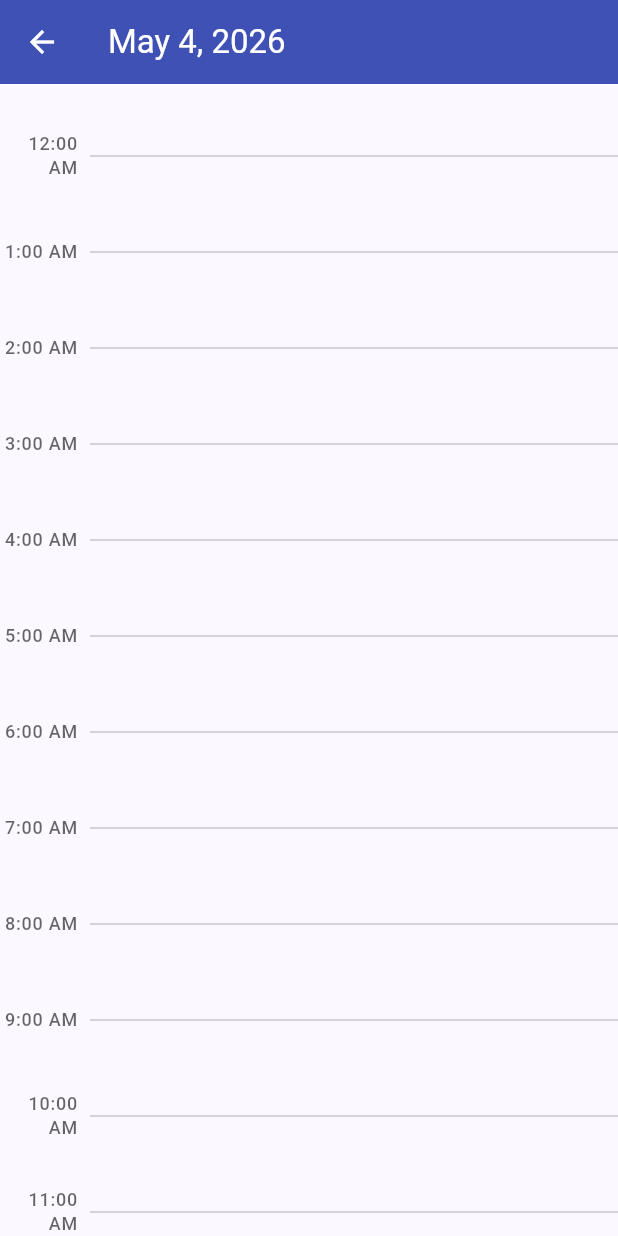
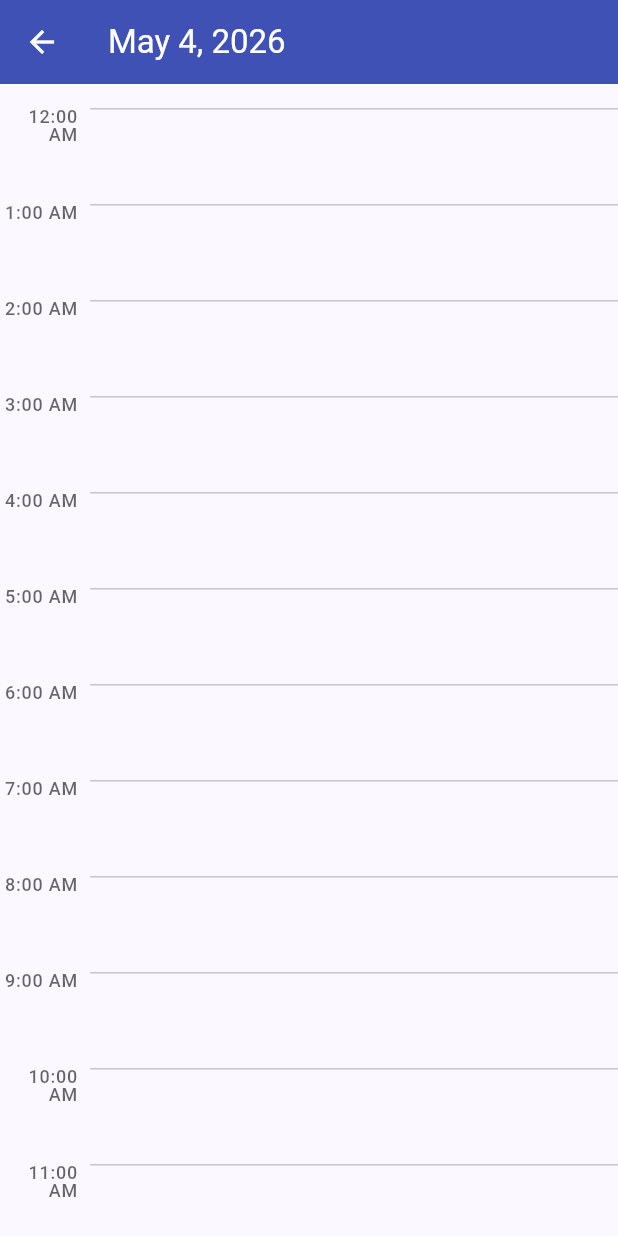
Before and after one commit to stassop/crowdpass, a Flutter app: the CalendarDay screen opened directly with empty values, on a phone screen of 412 x 824 dp. Run offline on Flutter 3.47's test engine with Material 3 defaults, Android fonts, the phone set to English and light mode, and no system bars; our stand-ins replace cloud_firestore, firebase_auth, firebase_core, firebase_storage, flutter_map, flutter_markdown and 6 more; accounts and stored records are empty; Roboto replaces fonts that are missing (GoogleSans); project files that could hold a hidden picture were left out.

Commit message:
temporary commit

```diff
--- a/lib/widgets/calendar.dart
+++ b/lib/widgets/calendar.dart
@@ -209,17 +209,28 @@
         title: Text(DateFormat.yMMMMd(locale).format(date)),
       ),
       body: SafeArea(
-        child: SingleChildScrollView(
+        child: LayoutBuilder(
+          builder: (context, constraints) {
+            // Determine width per event if there are multiple events in the day
+            final availableWidth = constraints.maxWidth - leftGutterWidth - 16;
+            final eventWidth = sortedEvents.isNotEmpty
+                ? (availableWidth / sortedEvents.length) - 2
+                : availableWidth;
+
+            return SingleChildScrollView(
               padding: const EdgeInsets.symmetric(vertical: 16),
               child: SizedBox(
                 height: 24 * hourHeight,
                 child: Stack(
                   children: [
                     _buildTimeGrid(context, theme),
-                ...sortedEvents.map((event) => _buildEventTile(context, theme, event)),
+                    ...sortedEvents.asMap().entries.map((entry) => _buildEventTile(
+                        context, theme, entry.value, entry.key, eventWidth)),
                   ],
                 ),
               ),
+            );
+          },
         ),
       ),
     );
@@ -231,6 +242,7 @@
         return SizedBox(
           height: hourHeight,
           child: Row(
+            crossAxisAlignment: CrossAxisAlignment.start, // <--- Add this to align line to the exact hour start
             children: [
               SizedBox(
                 width: leftGutterWidth,
@@ -239,7 +251,10 @@
                   child: Text(
                     TimeOfDay(hour: hour, minute: 0).format(context),
                     textAlign: TextAlign.right,
-                    style: theme.textTheme.labelMedium?.copyWith(color: theme.hintColor),
+                    style: theme.textTheme.labelMedium?.copyWith(
+                      color: theme.hintColor,
+                      height: 1, // Removes built-in text leading so it sits perfectly flush with the divider
+                    ),
                   ),
                 ),
               ),
@@ -251,21 +266,27 @@
     );
   }
 
-  Widget _buildEventTile(BuildContext context, ThemeData theme, Event event) {
-    final start = event.dates.start;
-    final end = event.dates.end;
+  Widget _buildEventTile(
+      BuildContext context, ThemeData theme, Event event, int index, double eventWidth) {
+    // If the event starts before the current date, it spans from midnight
+    final isStartDay = DateUtils.isSameDay(event.dates.start, date);
+    final startHourDecimal = isStartDay
+        ? event.times.start.hour + (event.times.start.minute / 60.0)
+        : 0.0;
 
-    final startHourDecimal = start.hour + (start.minute / 60.0);
-    final endHourDecimal = end.hour + (end.minute / 60.0);
+    // If the event ends after the current date, it spans until midnight
+    final isEndDay = DateUtils.isSameDay(event.dates.end, date);
+    final endHourDecimal = isEndDay
+        ? event.times.end.hour + (event.times.end.minute / 60.0)
+        : 24.0;
 
     final top = startHourDecimal * hourHeight;
-    // Ensure a minimum height for very short events
-    final height = (endHourDecimal - startHourDecimal).clamp(0.5, 24.0) * hourHeight;
+    final height = ((endHourDecimal - startHourDecimal).clamp(0.5, 24.0)) * hourHeight;
 
     return Positioned(
       top: top,
-      left: leftGutterWidth + 8,
-      right: 16,
+      left: leftGutterWidth + 8 + (index * (eventWidth + 2)), // 2px space between events
+      width: eventWidth,
       child: GestureDetector(
         onTap: () => onEventSelected?.call(event),
         child: Container(
@@ -284,8 +305,7 @@
                   color: theme.colorScheme.onPrimaryContainer,
                   fontWeight: FontWeight.bold,
                 ),
-                maxLines: 1,
-                overflow: TextOverflow.ellipsis,
+                maxLines: null, // Title will wrap instead of getting clipped
               ),
               if (height > 40)
                 Flexible(
```
Lines whose indentation alone changed are shown as unchanged.
